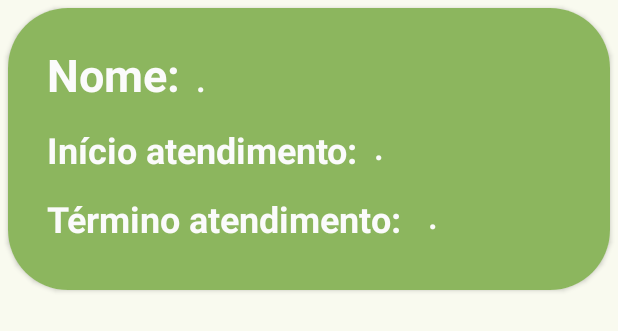
After one commit to beatrizmarioti/Projeto-J-F, an Android app: the layout busca.xml on its own in the app's theme, with its tools: preview values and no code run, on a phone screen of 412 x 824 dp. The commit adds this screen. Shown: the top 331 px of the screen. Run offline under Robolectric (Android 15) with nearby library versions, the phone set to English and light mode, and no system bars.

Commit message:
Subindo cardView

```diff
--- a/app/build.gradle.kts
+++ b/app/build.gradle.kts
@@ -9,7 +9,7 @@ android {
 
     defaultConfig {
         applicationId = "com.bea.projetojef"
-        minSdk = 33
+        minSdk = 30
         targetSdk = 35
         versionCode = 1
         versionName = "1.0"
--- /dev/null
+++ b/app/src/main/res/layout/busca.xml
@@ -0,0 +1,98 @@
+<?xml version="1.0" encoding="utf-8"?>
+<androidx.cardview.widget.CardView xmlns:android="http://schemas.android.com/apk/res/android"
+    xmlns:app="http://schemas.android.com/apk/res-auto"
+    xmlns:tools="http://schemas.android.com/tools"
+    android:layout_width="match_parent"
+    android:layout_height="wrap_content"
+    android:layout_margin="5dp"
+    android:layout_marginHorizontal="5dp"
+    android:layout_marginVertical="5dp"
+    app:cardCornerRadius="40dp">
+
+    <androidx.constraintlayout.widget.ConstraintLayout
+        android:layout_width="match_parent"
+        android:layout_height="188dp"
+        android:background="#8CB65E">
+
+        <TextView
+            android:id="@+id/text"
+            android:layout_width="wrap_content"
+            android:layout_height="wrap_content"
+            android:layout_marginStart="26dp"
+            android:layout_marginTop="24dp"
+            android:layout_marginEnd="10dp"
+            android:text="Nome:"
+            android:textColor="#FBFBFB"
+            android:textSize="30sp"
+            android:textStyle="bold"
+            app:layout_constraintEnd_toStartOf="@+id/nome"
+            app:layout_constraintStart_toStartOf="parent"
+            app:layout_constraintTop_toTopOf="parent" />
+
+        <TextView
+            android:id="@+id/nome"
+            android:layout_width="wrap_content"
+            android:layout_height="wrap_content"
+            android:layout_marginStart="10dp"
+            android:layout_marginTop="24dp"
+            android:text="."
+            android:textColor="#FBFBFB"
+            android:textSize="30sp"
+            app:layout_constraintStart_toEndOf="@+id/text"
+            app:layout_constraintTop_toTopOf="parent" />
+
+        <TextView
+            android:id="@+id/inicio"
+            android:layout_width="wrap_content"
+            android:layout_height="wrap_content"
+            android:layout_marginStart="10dp"
+            android:layout_marginTop="69dp"
+            android:text="."
+            android:textColor="#FBFBFB"
+            android:textSize="30sp"
+            app:layout_constraintStart_toEndOf="@+id/nome2"
+            app:layout_constraintTop_toTopOf="parent" />
+
+        <TextView
+            android:id="@+id/termino"
+            android:layout_width="wrap_content"
+            android:layout_height="wrap_content"
+            android:layout_marginStart="17dp"
+            android:layout_marginTop="115dp"
+            android:text="."
+            android:textColor="#FBFBFB"
+            android:textSize="30sp"
+            app:layout_constraintStart_toEndOf="@+id/nome3"
+            app:layout_constraintTop_toTopOf="parent" />
+
+        <TextView
+            android:id="@+id/nome2"
+            android:layout_width="wrap_content"
+            android:layout_height="wrap_content"
+            android:layout_marginStart="26dp"
+            android:layout_marginTop="13dp"
+            android:layout_marginEnd="10dp"
+            android:text="Início atendimento:"
+            android:textColor="#FBFBFB"
+            android:textSize="24sp"
+            android:textStyle="bold"
+            app:layout_constraintEnd_toStartOf="@+id/inicio"
+            app:layout_constraintStart_toStartOf="parent"
+            app:layout_constraintTop_toBottomOf="@+id/text" />
+
+        <TextView
+            android:id="@+id/nome3"
+            android:layout_width="wrap_content"
+            android:layout_height="wrap_content"
+            android:layout_marginStart="26dp"
+            android:layout_marginTop="14dp"
+            android:layout_marginEnd="17dp"
+            android:text="Término atendimento:"
+            android:textColor="#FBFBFB"
+            android:textSize="24sp"
+            android:textStyle="bold"
+            app:layout_constraintEnd_toStartOf="@+id/termino"
+            app:layout_constraintStart_toStartOf="parent"
+            app:layout_constraintTop_toBottomOf="@+id/inicio" />
+    </androidx.constraintlayout.widget.ConstraintLayout>
+</androidx.cardview.widget.CardView>
--- /dev/null
+++ b/app/src/main/res/values-night/colors.xml
@@ -0,0 +1,143 @@
+<resources>
+    <color name="md_theme_primary">#B2D189</color>
+    <color name="md_theme_onPrimary">#203600</color>
+    <color name="md_theme_primaryContainer">#364E15</color>
+    <color name="md_theme_onPrimaryContainer">#CEEDA3</color>
+    <color name="md_theme_secondary">#C0CBAC</color>
+    <color name="md_theme_onSecondary">#2A331E</color>
+    <color name="md_theme_secondaryContainer">#404A33</color>
+    <color name="md_theme_onSecondaryContainer">#DCE7C7</color>
+    <color name="md_theme_tertiary">#A0D0CB</color>
+    <color name="md_theme_onTertiary">#003734</color>
+    <color name="md_theme_tertiaryContainer">#1F4E4B</color>
+    <color name="md_theme_onTertiaryContainer">#BCECE7</color>
+    <color name="md_theme_error">#FFB4AB</color>
+    <color name="md_theme_onError">#690005</color>
+    <color name="md_theme_errorContainer">#93000A</color>
+    <color name="md_theme_onErrorContainer">#FFDAD6</color>
+    <color name="md_theme_background">#12140E</color>
+    <color name="md_theme_onBackground">#E2E3D8</color>
+    <color name="md_theme_surface">#12140E</color>
+    <color name="md_theme_onSurface">#E2E3D8</color>
+    <color name="md_theme_surfaceVariant">#44483D</color>
+    <color name="md_theme_onSurfaceVariant">#C5C8B9</color>
+    <color name="md_theme_outline">#8F9285</color>
+    <color name="md_theme_outlineVariant">#44483D</color>
+    <color name="md_theme_scrim">#000000</color>
+    <color name="md_theme_inverseSurface">#E2E3D8</color>
+    <color name="md_theme_inverseOnSurface">#2F312A</color>
+    <color name="md_theme_inversePrimary">#4D662B</color>
+    <color name="md_theme_primaryFixed">#CEEDA3</color>
+    <color name="md_theme_onPrimaryFixed">#112000</color>
+    <color name="md_theme_primaryFixedDim">#B2D189</color>
+    <color name="md_theme_onPrimaryFixedVariant">#364E15</color>
+    <color name="md_theme_secondaryFixed">#DCE7C7</color>
+    <color name="md_theme_onSecondaryFixed">#161E0B</color>
+    <color name="md_theme_secondaryFixedDim">#C0CBAC</color>
+    <color name="md_theme_onSecondaryFixedVariant">#404A33</color>
+    <color name="md_theme_tertiaryFixed">#BCECE7</color>
+    <color name="md_theme_onTertiaryFixed">#00201E</color>
+    <color name="md_theme_tertiaryFixedDim">#A0D0CB</color>
+    <color name="md_theme_onTertiaryFixedVariant">#1F4E4B</color>
+    <color name="md_theme_surfaceDim">#12140E</color>
+    <color name="md_theme_surfaceBright">#383A32</color>
+    <color name="md_theme_surfaceContainerLowest">#0D0F09</color>
+    <color name="md_theme_surfaceContainerLow">#1A1C16</color>
+    <color name="md_theme_surfaceContainer">#1E201A</color>
+    <color name="md_theme_surfaceContainerHigh">#282B24</color>
+    <color name="md_theme_surfaceContainerHighest">#33362E</color>
+    <color name="md_theme_primary_mediumContrast">#C8E79D</color>
+    <color name="md_theme_onPrimary_mediumContrast">#182B00</color>
+    <color name="md_theme_primaryContainer_mediumContrast">#7E9A58</color>
+    <color name="md_theme_onPrimaryContainer_mediumContrast">#000000</color>
+    <color name="md_theme_secondary_mediumContrast">#D6E0C1</color>
+    <color name="md_theme_onSecondary_mediumContrast">#202814</color>
+    <color name="md_theme_secondaryContainer_mediumContrast">#8A9479</color>
+    <color name="md_theme_onSecondaryContainer_mediumContrast">#000000</color>
+    <color name="md_theme_tertiary_mediumContrast">#B5E6E1</color>
+    <color name="md_theme_onTertiary_mediumContrast">#002B29</color>
+    <color name="md_theme_tertiaryContainer_mediumContrast">#6B9995</color>
+    <color name="md_theme_onTertiaryContainer_mediumContrast">#000000</color>
+    <color name="md_theme_error_mediumContrast">#FFD2CC</color>
+    <color name="md_theme_onError_mediumContrast">#540003</color>
+    <color name="md_theme_errorContainer_mediumContrast">#FF5449</color>
+    <color name="md_theme_onErrorContainer_mediumContrast">#000000</color>
+    <color name="md_theme_background_mediumContrast">#12140E</color>
+    <color name="md_theme_onBackground_mediumContrast">#E2E3D8</color>
+    <color name="md_theme_surface_mediumContrast">#12140E</color>
+    <color name="md_theme_onSurface_mediumContrast">#FFFFFF</color>
+    <color name="md_theme_surfaceVariant_mediumContrast">#44483D</color>
+    <color name="md_theme_onSurfaceVariant_mediumContrast">#DBDECF</color>
+    <color name="md_theme_outline_mediumContrast">#B0B3A5</color>
+    <color name="md_theme_outlineVariant_mediumContrast">#8E9285</color>
+    <color name="md_theme_scrim_mediumContrast">#000000</color>
+    <color name="md_theme_inverseSurface_mediumContrast">#E2E3D8</color>
+    <color name="md_theme_inverseOnSurface_mediumContrast">#282B24</color>
+    <color name="md_theme_inversePrimary_mediumContrast">#374F16</color>
+    <color name="md_theme_primaryFixed_mediumContrast">#CEEDA3</color>
+    <color name="md_theme_onPrimaryFixed_mediumContrast">#091400</color>
+    <color name="md_theme_primaryFixedDim_mediumContrast">#B2D189</color>
+    <color name="md_theme_onPrimaryFixedVariant_mediumContrast">#263C05</color>
+    <color name="md_theme_secondaryFixed_mediumContrast">#DCE7C7</color>
+    <color name="md_theme_onSecondaryFixed_mediumContrast">#0C1303</color>
+    <color name="md_theme_secondaryFixedDim_mediumContrast">#C0CBAC</color>
+    <color name="md_theme_onSecondaryFixedVariant_mediumContrast">#303923</color>
+    <color name="md_theme_tertiaryFixed_mediumContrast">#BCECE7</color>
+    <color name="md_theme_onTertiaryFixed_mediumContrast">#001413</color>
+    <color name="md_theme_tertiaryFixedDim_mediumContrast">#A0D0CB</color>
+    <color name="md_theme_onTertiaryFixedVariant_mediumContrast">#083D3A</color>
+    <color name="md_theme_surfaceDim_mediumContrast">#12140E</color>
+    <color name="md_theme_surfaceBright_mediumContrast">#43453D</color>
+    <color name="md_theme_surfaceContainerLowest_mediumContrast">#060804</color>
+    <color name="md_theme_surfaceContainerLow_mediumContrast">#1C1E18</color>
+    <color name="md_theme_surfaceContainer_mediumContrast">#262922</color>
+    <color name="md_theme_surfaceContainerHigh_mediumContrast">#31332C</color>
+    <color name="md_theme_surfaceContainerHighest_mediumContrast">#3C3F37</color>
+    <color name="md_theme_primary_highContrast">#DBFBAF</color>
+    <color name="md_theme_onPrimary_highContrast">#000000</color>
+    <color name="md_theme_primaryContainer_highContrast">#AFCD85</color>
+    <color name="md_theme_onPrimaryContainer_highContrast">#050E00</color>
+    <color name="md_theme_secondary_highContrast">#E9F4D4</color>
+    <color name="md_theme_onSecondary_highContrast">#000000</color>
+    <color name="md_theme_secondaryContainer_highContrast">#BCC7A9</color>
+    <color name="md_theme_onSecondaryContainer_highContrast">#060D01</color>
+    <color name="md_theme_tertiary_highContrast">#C9F9F4</color>
+    <color name="md_theme_onTertiary_highContrast">#000000</color>
+    <color name="md_theme_tertiaryContainer_highContrast">#9CCCC7</color>
+    <color name="md_theme_onTertiaryContainer_highContrast">#000E0D</color>
+    <color name="md_theme_error_highContrast">#FFECE9</color>
+    <color name="md_theme_onError_highContrast">#000000</color>
+    <color name="md_theme_errorContainer_highContrast">#FFAEA4</color>
+    <color name="md_theme_onErrorContainer_highContrast">#220001</color>
+    <color name="md_theme_background_highContrast">#12140E</color>
+    <color name="md_theme_onBackground_highContrast">#E2E3D8</color>
+    <color name="md_theme_surface_highContrast">#12140E</color>
+    <color name="md_theme_onSurface_highContrast">#FFFFFF</color>
+    <color name="md_theme_surfaceVariant_highContrast">#44483D</color>
+    <color name="md_theme_onSurfaceVariant_highContrast">#FFFFFF</color>
+    <color name="md_theme_outline_highContrast">#EFF2E2</color>
+    <color name="md_theme_outlineVariant_highContrast">#C1C4B6</color>
+    <color name="md_theme_scrim_highContrast">#000000</color>
+    <color name="md_theme_inverseSurface_highContrast">#E2E3D8</color>
+    <color name="md_theme_inverseOnSurface_highContrast">#000000</color>
+    <color name="md_theme_inversePrimary_highContrast">#374F16</color>
+    <color name="md_theme_primaryFixed_highContrast">#CEEDA3</color>
+    <color name="md_theme_onPrimaryFixed_highContrast">#000000</color>
+    <color name="md_theme_primaryFixedDim_highContrast">#B2D189</color>
+    <color name="md_theme_onPrimaryFixedVariant_highContrast">#091400</color>
+    <color name="md_theme_secondaryFixed_highContrast">#DCE7C7</color>
+    <color name="md_theme_onSecondaryFixed_highContrast">#000000</color>
+    <color name="md_theme_secondaryFixedDim_highContrast">#C0CBAC</color>
+    <color name="md_theme_onSecondaryFixedVariant_highContrast">#0C1303</color>
+    <color name="md_theme_tertiaryFixed_highContrast">#BCECE7</color>
+    <color name="md_theme_onTertiaryFixed_highContrast">#000000</color>
+    <color name="md_theme_tertiaryFixedDim_highContrast">#A0D0CB</color>
+    <color name="md_theme_onTertiaryFixedVariant_highContrast">#001413</color>
+    <color name="md_theme_surfaceDim_highContrast">#12140E</color>
+    <color name="md_theme_surfaceBright_highContrast">#4F5149</color>
+    <color name="md_theme_surfaceContainerLowest_highContrast">#000000</color>
+    <color name="md_theme_surfaceContainerLow_highContrast">#1E201A</color>
+    <color name="md_theme_surfaceContainer_highContrast">#2F312A</color>
+    <color name="md_theme_surfaceContainerHigh_highContrast">#3A3C35</color>
+    <color name="md_theme_surfaceContainerHighest_highContrast">#454840</color>
+</resources>
```
Also changed, not shown: app/src/main/res/layout/fragment_home.xml (+36 -8 lines), app/src/main/res/values-night/theme_overlays.xml (added, +98 -0 lines), app/src/main/res/values/theme_overlays.xml (added, +98 -0 lines).
